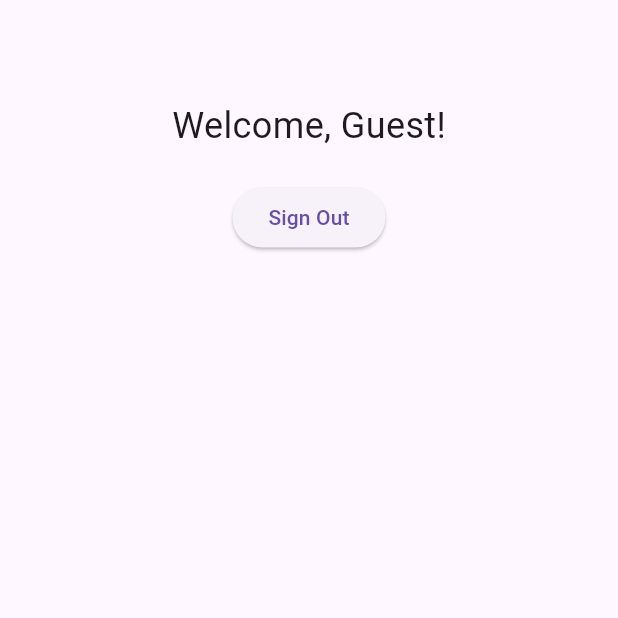
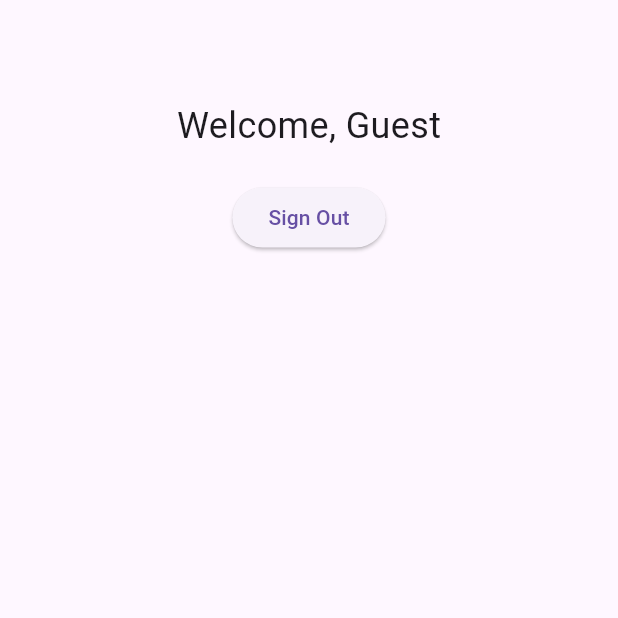
Before and after one commit to shunindesuuu/flutter-CampusLostnFound, a Flutter app: the HomePage screen opened directly, on a phone screen of 412 x 824 dp, the part 483-1101 px from its top. Run offline on Flutter 3.47's test engine with Material 3 defaults, Android fonts, the phone set to English and light mode, and no system bars; our stand-ins replace firebase_auth, firebase_core, google_sign_in, shared_preferences; accounts and stored records are empty.

Commit message:
feat: WORKING VERSION

```diff
--- a/lib/pages/homepage.dart
+++ b/lib/pages/homepage.dart
@@ -1,6 +1,5 @@
 import 'package:flutter/material.dart';
 import 'package:firebase_auth/firebase_auth.dart';
-import 'package:google_sign_in/google_sign_in.dart';
 
 class HomePage extends StatelessWidget {
   final User? user;
@@ -17,10 +16,16 @@ class HomePage extends StatelessWidget {
         child: Column(
           mainAxisAlignment: MainAxisAlignment.center,
           children: <Widget>[
-            Text(
-              'Welcome, ${user?.displayName ?? "Guest"}!',
-              style: TextStyle(fontSize: 24.0),
-            ),
+            if (user != null)
+              Text(
+                'Welcome, ${user!.displayName ?? "Guest"}',
+                style: TextStyle(fontSize: 24.0),
+              )
+            else
+              Text(
+                'Welcome, Guest',
+                style: TextStyle(fontSize: 24.0),
+              ),
             SizedBox(height: 20.0),
             ElevatedButton(
               onPressed: () {
@@ -36,8 +41,9 @@ class HomePage extends StatelessWidget {
 
   void _signOut(BuildContext context) async {
     try {
-      await GoogleSignIn().signOut();
-      Navigator.pop(context); // Pop the homepage from the stack
+      await FirebaseAuth.instance.signOut();
+      Navigator.pushReplacementNamed(
+          context, '/login'); // Navigate to the login screen
     } catch (error) {
       print("Error signing out: $error");
       // Handle error gracefully
--- a/pubspec.yaml
+++ b/pubspec.yaml
@@ -39,6 +39,8 @@ dependencies:
   font_awesome_flutter: ^10.7.0
   firebase_auth: ^4.19.2
   google_sign_in: ^6.2.1
+  shared_preferences: ^2.2.3
+  provider: ^6.1.2
 
 dev_dependencies:
   flutter_test:
```
Also changed, not shown: lib/main.dart (+23 -3 lines), lib/pages/login.dart (+17 -1 lines), pubspec.lock, 2 other files.
